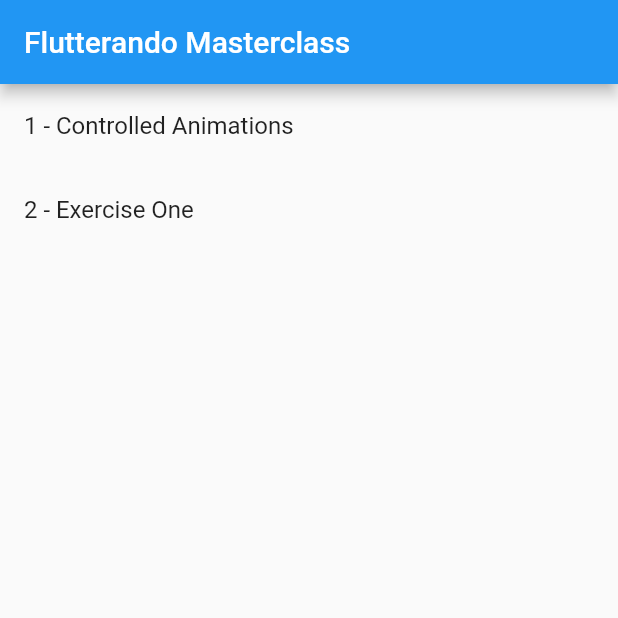
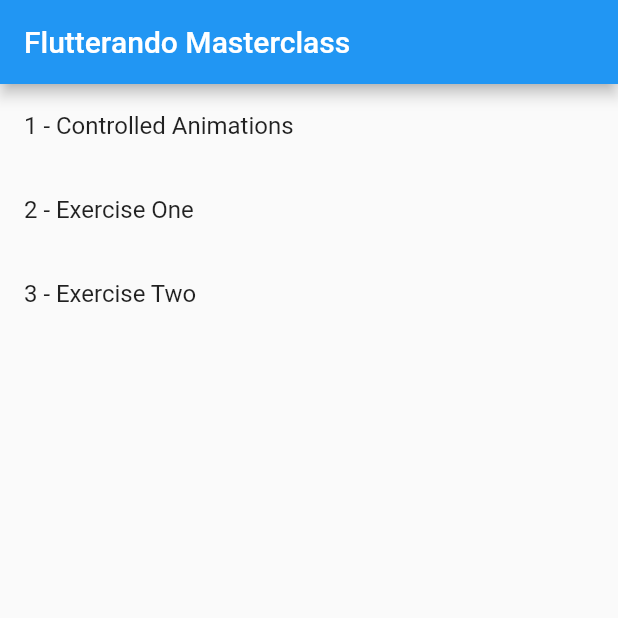
Before and after one commit to enosteteo/controlled_animations, a Flutter app: the screen it shows after launch, on a phone screen of 412 x 824 dp, the top half of it. Run offline on Flutter 3.47's test engine with Material 2 defaults, Android fonts, the light colour scheme and no system bars.

Commit message:
added exercise 2 to homepage

```diff
--- a/lib/main.dart
+++ b/lib/main.dart
@@ -1,5 +1,6 @@
 import 'package:controlled_animations/controlled_animations_page.dart';
 import 'package:controlled_animations/exercise_one_page.dart';
+import 'package:controlled_animations/exercise_two_page.dart';
 import 'package:flutter/material.dart';
 
 void main() {
@@ -46,6 +47,10 @@
             goTo: ExerciseOnePage(),
             title: '2 - Exercise One',
           ),
+          GoToListTileWidget(
+            goTo: ExerciseTwoPage(),
+            title: '3 - Exercise Two',
+          ),
         ],
       ),
     );
```
